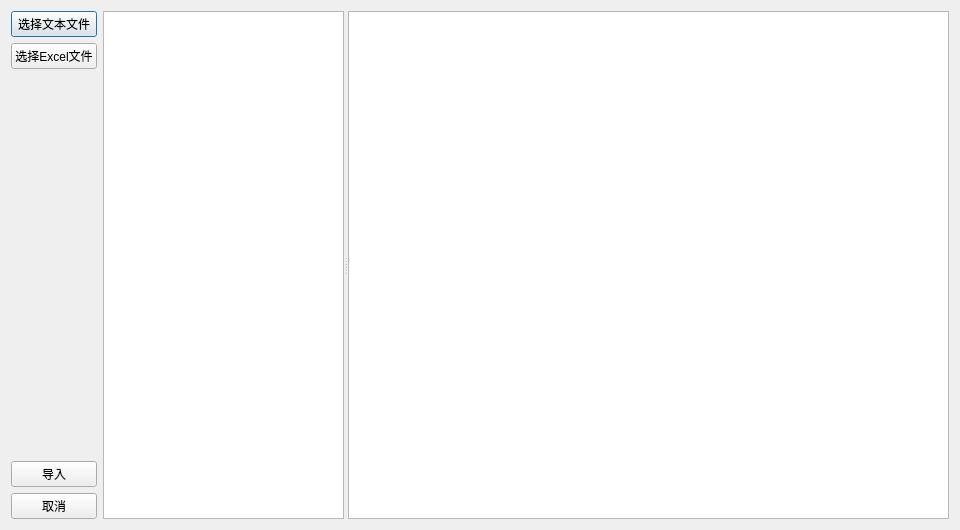
Old version of the form easytrader/makeorder.ui in the repository unit-xx/xfiles.
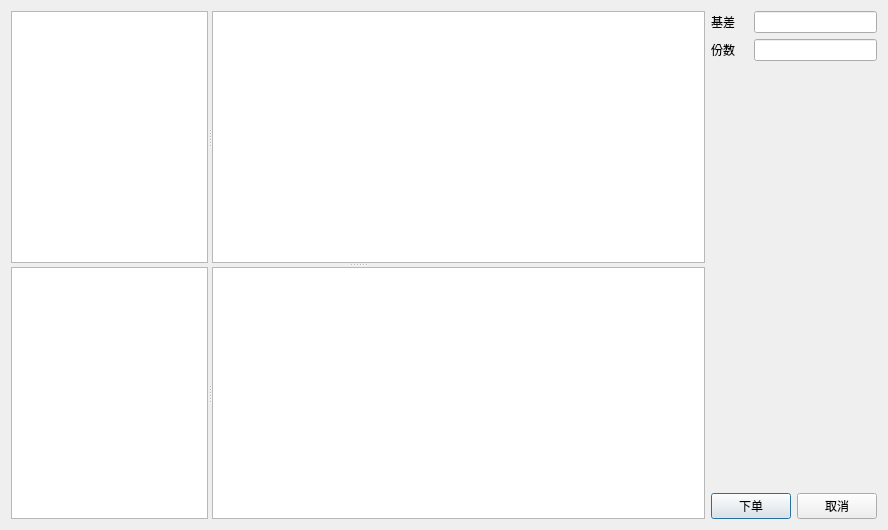
New version of the form.

```diff
--- a/easytrader/makeorder.ui
+++ b/easytrader/makeorder.ui
@@ -6,22 +6,25 @@
    <rect>
     <x>0</x>
     <y>0</y>
-    <width>960</width>
+    <width>888</width>
     <height>530</height>
    </rect>
   </property>
   <property name="windowTitle">
    <string>导入组合</string>
   </property>
-  <layout class="QGridLayout" name="gridLayout">
+  <layout class="QGridLayout" name="gridLayout_2">
    <item row="0" column="0">
-    <widget class="QPushButton" name="pushButton">
-     <property name="text">
-      <string>选择文本文件</string>
+    <widget class="QSplitter" name="splitter_3">
+     <property name="sizePolicy">
+      <sizepolicy hsizetype="Expanding" vsizetype="Expanding">
+       <horstretch>0</horstretch>
+       <verstretch>0</verstretch>
+      </sizepolicy>
      </property>
-    </widget>
-   </item>
-   <item row="0" column="1" rowspan="5">
+     <property name="orientation">
+      <enum>Qt::Vertical</enum>
+     </property>
     <widget class="QSplitter" name="splitter">
      <property name="orientation">
       <enum>Qt::Horizontal</enum>
@@ -46,40 +49,82 @@
       </property>
      </widget>
     </widget>
+     <widget class="QSplitter" name="splitter_2">
+      <property name="orientation">
+       <enum>Qt::Horizontal</enum>
+      </property>
+      <property name="childrenCollapsible">
+       <bool>false</bool>
+      </property>
+      <widget class="QTableView" name="tableView_2">
+       <property name="sizePolicy">
+        <sizepolicy hsizetype="Maximum" vsizetype="Expanding">
+         <horstretch>2</horstretch>
+         <verstretch>0</verstretch>
+        </sizepolicy>
+       </property>
+      </widget>
+      <widget class="QTableView" name="tableView_3">
+       <property name="sizePolicy">
+        <sizepolicy hsizetype="Expanding" vsizetype="Expanding">
+         <horstretch>5</horstretch>
+         <verstretch>0</verstretch>
+        </sizepolicy>
+       </property>
+      </widget>
+     </widget>
+    </widget>
+   </item>
+   <item row="0" column="1">
+    <layout class="QGridLayout" name="gridLayout">
+     <item row="0" column="0">
+      <widget class="QLabel" name="label_2">
+       <property name="text">
+        <string>基差</string>
+       </property>
+      </widget>
+     </item>
+     <item row="0" column="1" colspan="2">
+      <widget class="QLineEdit" name="lineEdit_2"/>
    </item>
    <item row="1" column="0">
-    <widget class="QPushButton" name="pushButton_2">
+      <widget class="QLabel" name="label">
      <property name="text">
-      <string>选择Excel文件</string>
+        <string>份数</string>
      </property>
     </widget>
    </item>
-   <item row="2" column="0">
+     <item row="1" column="1" colspan="2">
+      <widget class="QLineEdit" name="lineEdit"/>
+     </item>
+     <item row="2" column="2">
     <spacer name="verticalSpacer">
      <property name="orientation">
       <enum>Qt::Vertical</enum>
      </property>
      <property name="sizeHint" stdset="0">
       <size>
-       <width>17</width>
-       <height>385</height>
+         <width>74</width>
+         <height>426</height>
       </size>
      </property>
     </spacer>
    </item>
-   <item row="3" column="0">
+     <item row="3" column="0" colspan="2">
     <widget class="QPushButton" name="pushButton_3">
      <property name="text">
-      <string>导入</string>
+        <string>下单</string>
      </property>
     </widget>
    </item>
-   <item row="4" column="0">
+     <item row="3" column="2">
     <widget class="QPushButton" name="pushButton_4">
      <property name="text">
       <string>取消</string>
      </property>
     </widget>
+     </item>
+    </layout>
    </item>
   </layout>
  </widget>
```
Left out of the diff: 4 changed lines with no effect on the pictures. Lines whose indentation alone changed are shown as unchanged.
